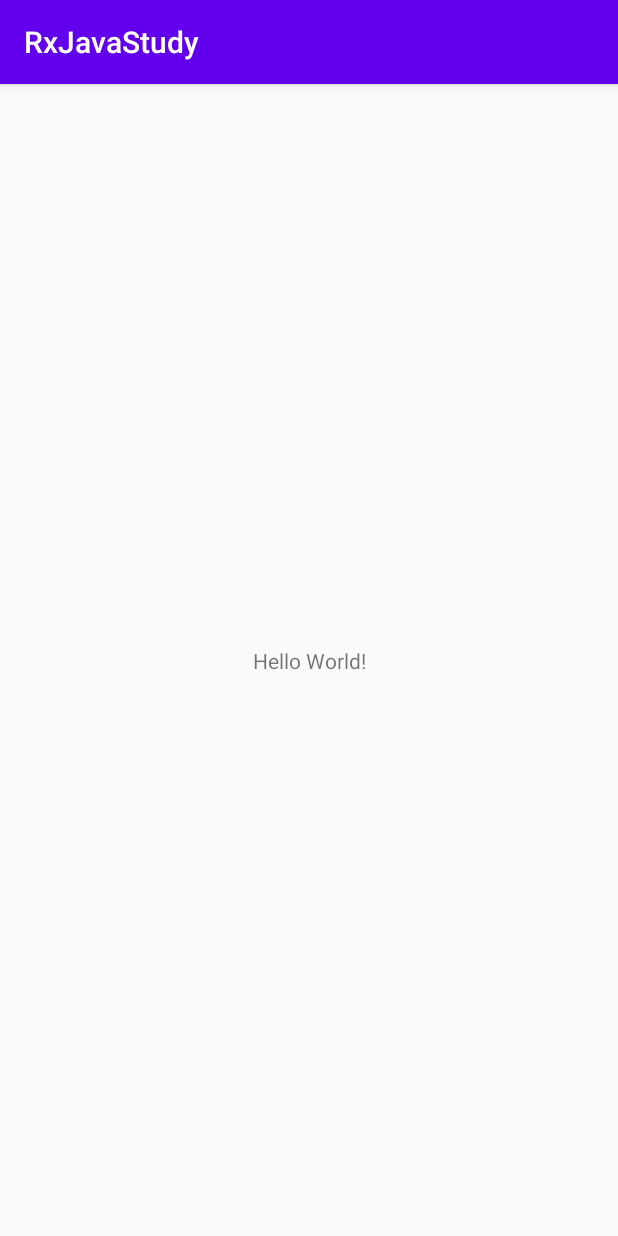
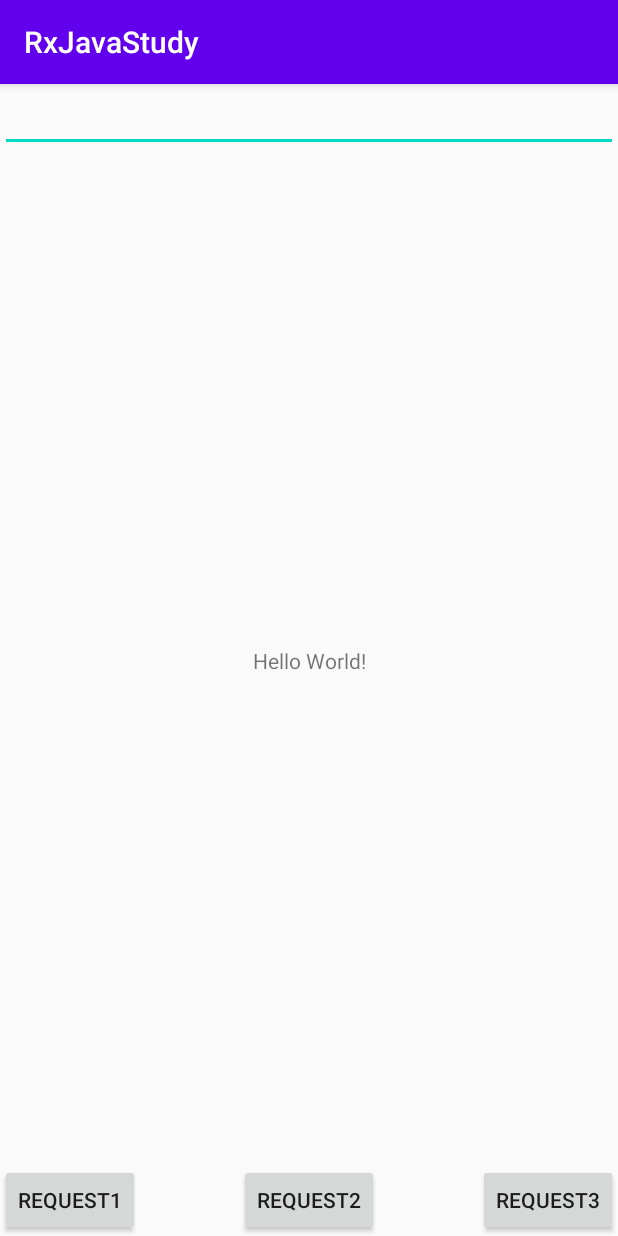
Before and after one commit to yoonchae125/Kotlin_Study, an Android app: the screen it shows after launch (MainActivity), on a phone screen of 412 x 824 dp. Run offline under Robolectric (Android 15) with nearby library versions, the phone set to English and light mode, and no system bars; our stand-ins replace RxJava; libraries missing offline, so code that uses them is left out: io.reactivex.internal; 3 statements that could not run were skipped.

Commit message:
rxjava 사용한 간단한 기능 구현

```diff
--- a/RxJavaStudy/app/src/main/AndroidManifest.xml
+++ b/RxJavaStudy/app/src/main/AndroidManifest.xml
@@ -2,9 +2,11 @@
 <manifest xmlns:android="http://schemas.android.com/apk/res/android"
     package="com.chaeyoon.rxjavastudy">
 
+    <uses-permission android:name="android.permission.INTERNET"/>
     <application
         android:allowBackup="true"
         android:icon="@mipmap/ic_launcher"
+        android:name=".RxJavaStudyApplication"
         android:label="@string/app_name"
         android:roundIcon="@mipmap/ic_launcher_round"
         android:supportsRtl="true"
--- a/RxJavaStudy/app/src/main/java/com/chaeyoon/rxjavastudy/MainActivity.kt
+++ b/RxJavaStudy/app/src/main/java/com/chaeyoon/rxjavastudy/MainActivity.kt
@@ -1,11 +1,126 @@
 package com.chaeyoon.rxjavastudy
 
+import android.annotation.SuppressLint
+import android.os.Bundle
+import android.text.Editable
+import android.text.TextUtils
+import android.text.TextWatcher
+import android.util.Log
+import android.view.View
+import android.widget.Toast
 import androidx.appcompat.app.AppCompatActivity
-import android.os.Bundle
+import io.reactivex.Observable
+import io.reactivex.Scheduler
+import io.reactivex.android.schedulers.AndroidSchedulers
+import io.reactivex.android.schedulers.AndroidSchedulers.mainThread
+import io.reactivex.internal.operators.flowable.FlowableBlockingSubscribe.subscribe
+import io.reactivex.schedulers.Schedulers
+import kotlinx.android.synthetic.main.activity_main.*
+import okhttp3.*
+import java.io.IOException
+import java.util.concurrent.TimeUnit
 
 class MainActivity : AppCompatActivity() {
+    @SuppressLint("CheckResult")
     override fun onCreate(savedInstanceState: Bundle?) {
         super.onCreate(savedInstanceState)
         setContentView(R.layout.activity_main)
+
+        val source = Observable.create<CharSequence> {emitter->
+            et.addTextChangedListener(object :TextWatcher{
+                override fun afterTextChanged(s: Editable?) {
+                }
+                override fun beforeTextChanged(s: CharSequence?, start: Int, count: Int, after: Int) {
+                }
+                override fun onTextChanged(s: CharSequence?, start: Int, before: Int, count: Int) {
+
+                    s?.let{
+                        emitter.onNext(it)
+//                        tv_hello.text = ""
+//                        val dan = s.toString().toInt()
+//                        Observable.range(1,9)
+//                            .map {
+//                                "$dan x $it = ${dan*it}"
+//                            }
+//                            .reduce{x,y ->
+//                                "$x\n$y"
+//                            }
+//                            .subscribe{
+//                                tv_hello.text = it
+//                            }
+                    }
+
+                }
+            })
+        }
+        source.debounce(3000L, TimeUnit.MILLISECONDS)
+            .filter { !TextUtils.isEmpty(it) }
+            .observeOn(mainThread()) //Toast must be running on UI Thread
+            .subscribe {
+                Toast.makeText(this, "searching => $it", Toast.LENGTH_SHORT).show()
+            }
+        Observable.just(tv_hello.text)
+            .map {
+                " RX!"
+            }
+            .subscribe{
+                tv_hello.text = it
+            }
+        val url1 = "https://raw.githubusercontent.com/Charlezz/RxJavaStudy/master/Sample/first.txt"
+        val url2 = "https://raw.githubusercontent.com/Charlezz/RxJavaStudy/master/Sample/second.txt"
+        val client = OkHttpClient()
+        val request1 = Request.Builder().url(url1).build()
+        val request2 = Request.Builder().url(url2).build()
+
+        Observable.create<View> { button1.setOnClickListener(it::onNext) }
+            .subscribe {
+                client.newCall(request1).enqueue(object : Callback {
+
+                    override fun onFailure(call: Call, e: IOException) {
+                        Log.d("",e?.message)
+                    }
+
+                    override fun onResponse(call: Call, response: Response) {
+
+                        Log.d("codbs",response?.body?.string())
+                    }
+                })
+            }
+
+
+        button2.setOnClickListener {
+            client.newCall(request2).enqueue(object : Callback {
+
+                override fun onFailure(call: Call, e: IOException) {
+                    Log.d("",e?.message)
+                }
+
+                override fun onResponse(call: Call, response: Response) {
+
+                    Log.d("codbs",response?.body?.string())
+                }
+            })
+        }
+        val src1 = Observable.just(url1).subscribeOn(Schedulers.io()).map(::get)
+        val src2 = Observable.just(url2).subscribeOn(Schedulers.io()).map(::get)
+        val start = System.currentTimeMillis()
+
+        button3.setOnClickListener {
+            Observable.concat(src1, src2)
+                .subscribe {
+                    Log.d("codbs",it)
+                }
+        }
+    }
+    fun get(url: String): String? {
+        val client = OkHttpClient()
+        val request = Request.Builder()
+            .url(url)
+            .build()
+        return try {
+            client.newCall(request).execute().body?.string()
+        } catch (e: Exception) {
+            e.message
+        }
     }
 }
--- /dev/null
+++ b/RxJavaStudy/app/src/main/java/com/chaeyoon/rxjavastudy/RxJavaStudyApplication.kt
@@ -0,0 +1,6 @@
+package com.chaeyoon.rxjavastudy
+
+import androidx.multidex.MultiDexApplication
+
+class RxJavaStudyApplication: MultiDexApplication() {
+}
--- a/RxJavaStudy/app/src/main/java/com/chaeyoon/rxjavastudy/utils/BackPressureSample.kt
+++ b/RxJavaStudy/app/src/main/java/com/chaeyoon/rxjavastudy/utils/BackPressureSample.kt
@@ -1,8 +1,8 @@
 package com.chaeyoon.rxjavastudy.utils
 
 import android.util.Log
-import io.reactivex.rxjava3.core.Flowable
-import io.reactivex.rxjava3.schedulers.Schedulers
+import io.reactivex.Flowable
+import io.reactivex.schedulers.Schedulers
 
 // sample, debounce, buffer
 
--- a/RxJavaStudy/app/src/main/res/layout/activity_main.xml
+++ b/RxJavaStudy/app/src/main/res/layout/activity_main.xml
@@ -6,7 +6,15 @@
     android:layout_height="match_parent"
     tools:context=".MainActivity">
 
+    <EditText
+        android:id="@+id/et"
+        android:layout_width="match_parent"
+        android:layout_height="wrap_content"
+        app:layout_constraintStart_toStartOf="parent"
+        app:layout_constraintTop_toTopOf="parent" />
+
     <TextView
+        android:id="@+id/tv_hello"
         android:layout_width="wrap_content"
         android:layout_height="wrap_content"
         android:text="Hello World!"
@@ -15,4 +23,28 @@
         app:layout_constraintRight_toRightOf="parent"
         app:layout_constraintTop_toTopOf="parent" />
 
+    <Button
+        android:id="@+id/button1"
+        android:layout_width="wrap_content"
+        android:layout_height="wrap_content"
+        android:text="request1"
+        app:layout_constraintBottom_toBottomOf="parent"
+        app:layout_constraintStart_toStartOf="parent" />
+
+    <Button
+        android:id="@+id/button2"
+        android:layout_width="wrap_content"
+        android:layout_height="wrap_content"
+        android:text="request2"
+        app:layout_constraintBottom_toBottomOf="parent"
+        app:layout_constraintEnd_toStartOf="@+id/button3"
+        app:layout_constraintStart_toEndOf="@+id/button1" />
+
+    <Button
+        android:id="@+id/button3"
+        android:layout_width="wrap_content"
+        android:layout_height="wrap_content"
+        android:text="request3"
+        app:layout_constraintBottom_toBottomOf="parent"
+        app:layout_constraintEnd_toEndOf="parent" />
 </androidx.constraintlayout.widget.ConstraintLayout>
```
Also changed, not shown: RxJavaStudy/app/build.gradle (+10 -3 lines), RxJavaStudy/app/src/main/java/com/chaeyoon/rxjavastudy/utils/HotObservable.kt (+9 -8 lines).
